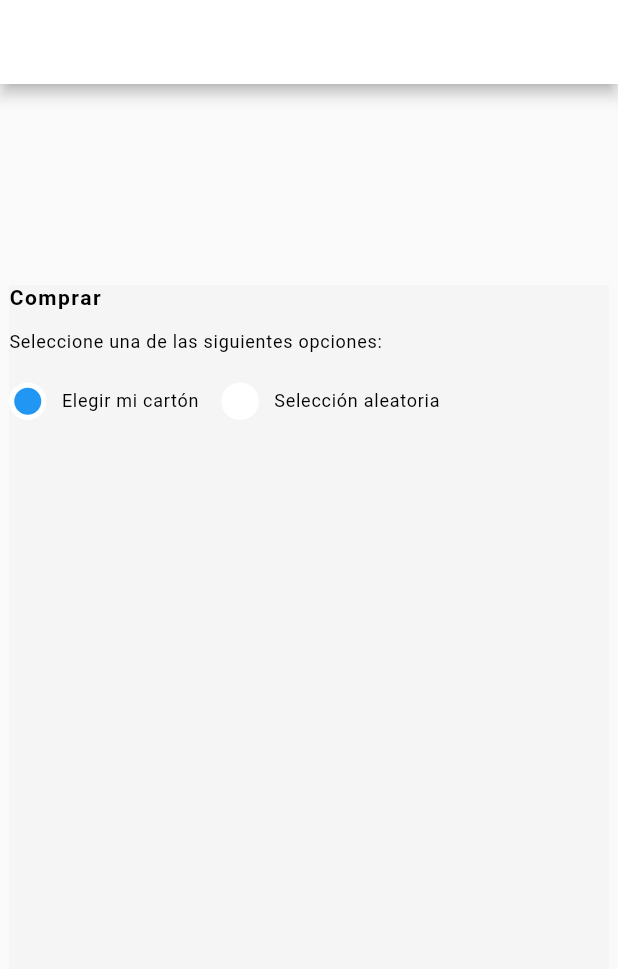
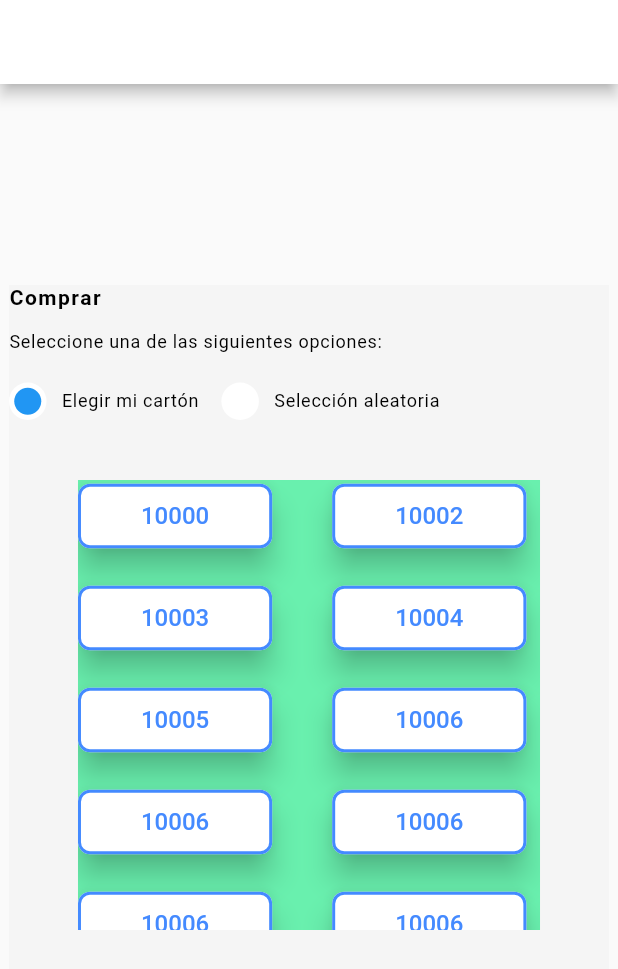
Before and after one commit to SofiaGabriela/BingoCarton, a Flutter app: the screen it shows after launch, on a phone screen of 412 x 824 dp. Shown: the top 969 px of the screen. Run offline on Flutter 3.47's test engine with Material 2 defaults, Android fonts, the phone set to English and light mode, and no system bars.

Commit message:
agregamos la lista de cartones

```diff
--- a/lib/bingo_selector.dart
+++ b/lib/bingo_selector.dart
@@ -1,13 +1,13 @@
+import 'package:bingo_selector/custom_buton.dart';
 import 'package:flutter/material.dart';
 
 class BingoModel{
   int id;
-  int number;
+  String number;
 
   BingoModel(this.id, this.number);
 
-  int get gedId => id;
-  int get getNumber => number;
+
 }
 
 enum Options {
@@ -16,7 +16,8 @@ enum Options {
 }
 
 class BingoCarton extends StatefulWidget {
-  const BingoCarton({Key? key}) : super(key: key);
+  List<BingoModel> list;
+  BingoCarton({Key? key,required this.list }) : super(key: key);
 
   @override
   State<BingoCarton> createState() => _BingoCartonState();
@@ -25,9 +26,20 @@ class BingoCarton extends StatefulWidget {
 class _BingoCartonState extends State<BingoCarton> {
   // bool selected = true;
   Options currentOption = Options.onSelected;
+  List<Widget> bingoCards = [];
+  ScrollController scrollController = ScrollController();
+
+  @override
+  void initState() {
+    widget.list.forEach((element) {
+      bingoCards.add(_bingoCard(element));
+    });
+    super.initState();
+  }
 
   @override
   Widget build(BuildContext context) {
+
     return Container(
       width: 400,
       height: 500,
@@ -46,7 +58,9 @@ class _BingoCartonState extends State<BingoCarton> {
             _optionButtons('Elegir mi cartón', Options.onSelected),
             const SizedBox(width: 15,),
             _optionButtons('Selección aleatoria', Options.notSelected),
-        ],)
+        ],),
+          SizedBox(height: 40,),
+          _bingoCardList()
         ]
       ),
     );
@@ -75,4 +89,45 @@ class _BingoCartonState extends State<BingoCarton> {
         Text(text, style: const TextStyle(color: Colors.black, fontSize: 12, fontWeight: FontWeight.normal, letterSpacing: 0.5))
       ],),);
   }
+
+  _bingoCard(BingoModel element){
+    return CustomButton(
+      text: element.number,
+      borderColor: Colors.blueAccent,
+      backgroundColor: Colors.white,
+      textColor: Colors.blueAccent,
+      padding: EdgeInsets.symmetric(vertical: 10,horizontal: 40),
+      textStyle: TextStyle(fontSize: 16),
+    );
+  }
+
+  _bingoCardList(){
+    return Container(
+      height: 300,
+      color: Colors.greenAccent,
+      child: RawScrollbar(
+        thickness: 5,
+        controller: scrollController,
+        thumbColor: Colors.blueAccent,
+        radius: Radius.circular(5),
+        child: Theme(
+          data:ThemeData(
+                scrollbarTheme: const ScrollbarThemeData(
+                        thickness: MaterialStatePropertyAll(4),
+                        thumbVisibility: MaterialStatePropertyAll(false),
+                ),
+          ),
+          child: SingleChildScrollView(
+            controller: scrollController,
+            child: Wrap(
+              direction: Axis.horizontal,
+              spacing: 40,
+              runSpacing: 20,
+              children: bingoCards,
+            ),
+          ),
+        ),
+      ),
+    );
+  }
 }
--- /dev/null
+++ b/lib/custom_buton.dart
@@ -0,0 +1,95 @@
+import 'package:flutter/material.dart';
+
+class CustomButton extends StatelessWidget {
+  String? text;
+  Color textColor;
+  IconData? iconData;
+  String? iconPath;
+  Color? iconColor;
+  Color? backgroundColor;
+  Color? borderColor;
+  Function? onTap;
+  bool isEnabled;
+  EdgeInsets padding;
+  TextStyle? textStyle;
+  ButtonStyle? _buttonStyle;
+
+  CustomButton(
+      {Key? key,
+        this.text,
+        this.iconData,
+        this.iconPath,
+        this.iconColor,
+        this.backgroundColor = Colors.blue,
+        this.borderColor,
+        this.onTap,
+        this.isEnabled = true,
+        this.textColor = Colors.white,
+        this.padding = const EdgeInsets.only(left: 8,right:8, top: 6, bottom: 6),
+        this.textStyle}) : super(key: key) {
+
+    if(isEnabled == false){
+      textColor = Colors.white;
+      iconColor = Colors.white;
+      borderColor = Colors.transparent;
+    }
+    iconColor ??= textColor;
+    borderColor ??= backgroundColor;
+
+    if(textStyle == null ){
+      textStyle = TextStyle(color: textColor);
+    }
+    else {
+      textStyle =  TextStyle(color: textStyle!.color ?? textColor,fontSize: textStyle!.fontSize, fontWeight:textStyle!.fontWeight,fontStyle:textStyle!.fontStyle,letterSpacing: textStyle!.letterSpacing);
+    }
+    _buttonStyle = ElevatedButton.styleFrom(
+      shape: RoundedRectangleBorder(borderRadius: BorderRadius.circular(8)),
+      elevation: 8,
+      side:  BorderSide(color: borderColor!, width: 2),
+      backgroundColor: backgroundColor,
+      padding:const  EdgeInsets.all(2),
+      minimumSize:Size.zero,
+    );
+  }
+
+  @override
+  Widget build(BuildContext context) {
+    return ElevatedButton(
+        onPressed: isEnabled ? onTap== null? ()=>{} : ()=>onTap!() : null,
+        style: _buttonStyle,
+        child: Padding(
+          padding: padding,
+          child: Row(
+            mainAxisSize: MainAxisSize.min,
+            children: [
+              _icon(),
+              _separator(),
+              _text(),
+            ],
+          ),
+        ));
+  }
+
+  _icon() {
+    return iconData == null
+        ? iconPath == null
+        ? const SizedBox.shrink()
+        : ImageIcon(AssetImage(iconPath!), color: iconColor,)
+        : Icon(iconData, color: iconColor,size: textStyle!.fontSize,);
+  }
+
+  _separator() {
+    if ((iconPath != null || iconData != null) && text != null) {
+      return const SizedBox(width: 10,);
+    }
+    else {
+      return const SizedBox.shrink();
+    }
+  }
+
+  _text() {
+    return text != null
+        ? Text(text!, style: textStyle)
+        : const SizedBox.shrink();
+  }
+}
--- a/lib/main.dart
+++ b/lib/main.dart
@@ -30,7 +30,25 @@ class _TestMainState extends State<TestMain> {
   Widget build(BuildContext context) {
     return Scaffold(
       appBar: AppBar(backgroundColor: Colors.white,),
-      body: const Center(child: BingoCarton()),
+      body: Center(child: BingoCarton(
+        list: [
+          BingoModel(1,  '10000'),
+          BingoModel(2,  '10002'),
+          BingoModel(3,  '10003'),
+          BingoModel(4,  '10004'),
+          BingoModel(5,  '10005'),
+          BingoModel(6,  '10006'),
+          BingoModel(6,  '10006'),
+          BingoModel(6,  '10006'),
+          BingoModel(6,  '10006'),
+          BingoModel(6,  '10006'),
+          BingoModel(6,  '10006'),
+          BingoModel(6,  '10006'),
+          BingoModel(6,  '10006'),
+          BingoModel(6,  '10006'),
+          BingoModel(6,  '10006'),
+          BingoModel(7, '123456')],
+      )),
 
     );
   }
```
Also changed, not shown: pubspec.lock.
